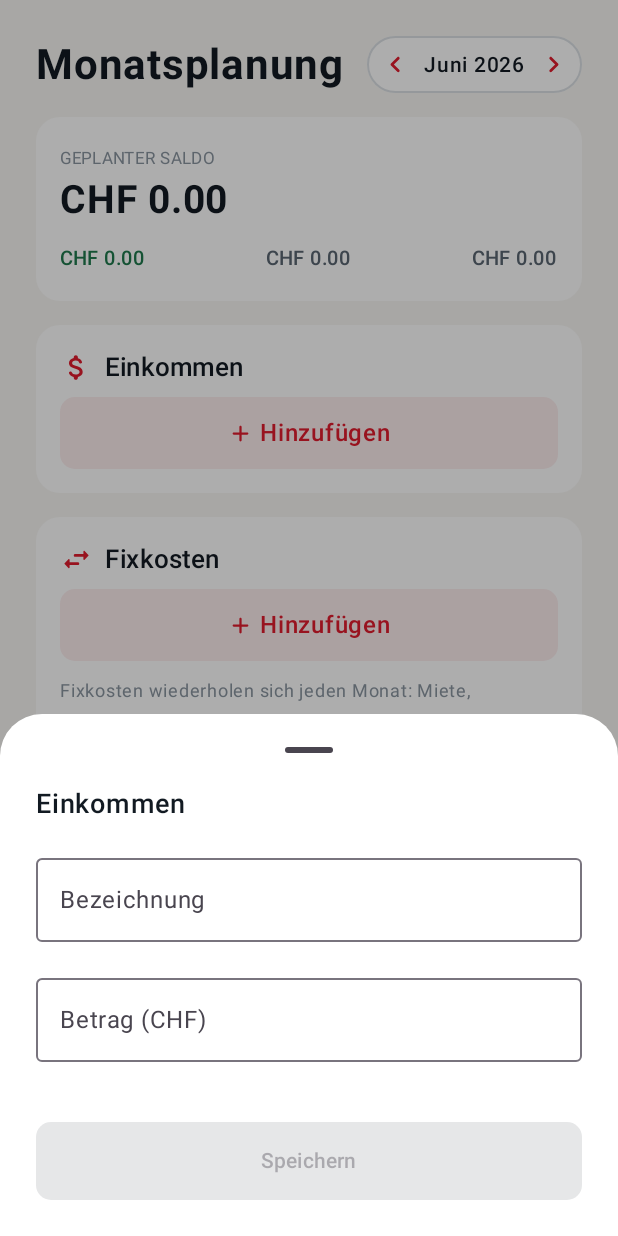
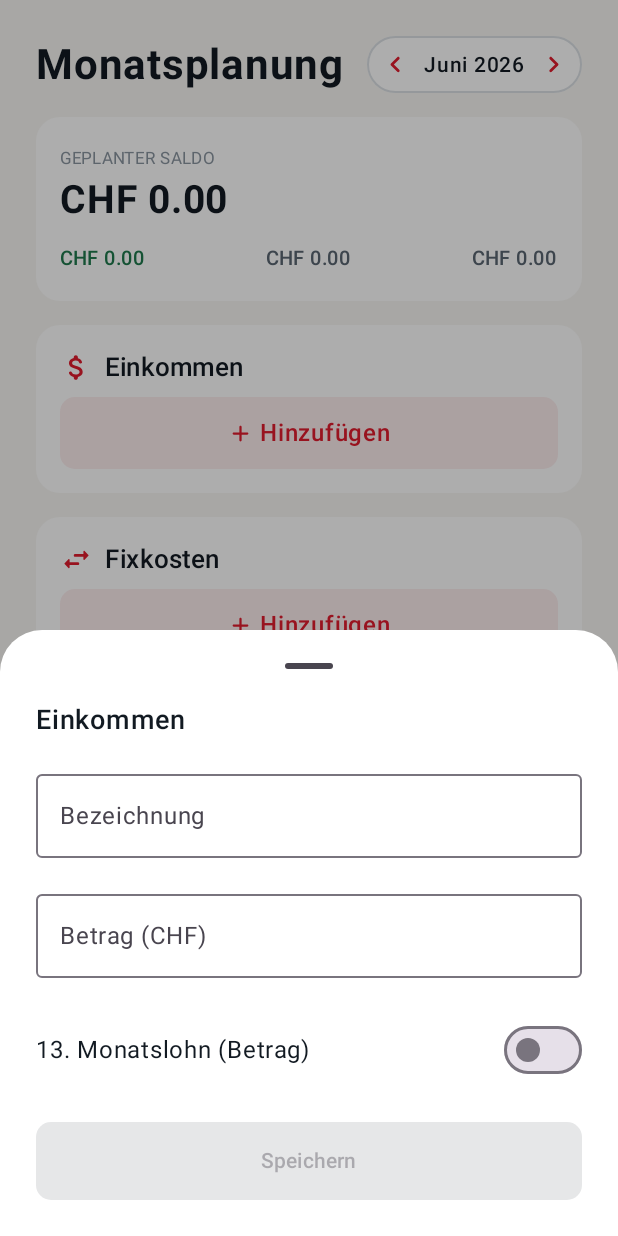
Before and after one commit to mrumy-dev/kontiva, an Android app built with Jetpack Compose: the composable PlanningScreen shown on its own in the app's theme, after a tap on "Hinzufügen", on a phone screen of 412 x 824 dp. Run offline under Robolectric (Android 15) with nearby library versions, the phone set to English and light mode, and no system bars.

Commit message:
kontiva-android: auto-lock enforcement + canton + 13th-salary toggle
- Auto-lock: lock the vault when backgrounded longer than the chosen interval
  (Activity lifecycle observer → ViewModel).
- Canton: 26-canton type + picker in the Einstellungen profile (Household.canton).
- 13th salary: dedicated IncomeSheet with a '13. Monatslohn' toggle + amount
  (shown separately per the iOS default); income rows show '+13. …'.

Co-Authored-By: Claude Opus 4.8 <noreply@anthropic.com>

```diff
--- a/kontiva-android/app/src/main/java/ch/kontiva/android/persistence/AppDataset.kt
+++ b/kontiva-android/app/src/main/java/ch/kontiva/android/persistence/AppDataset.kt
@@ -1,6 +1,7 @@
 package ch.kontiva.android.persistence
 
 import ch.kontiva.android.core.AppSettings
+import ch.kontiva.android.core.Canton
 import ch.kontiva.android.core.DebtItem
 import ch.kontiva.android.core.Income
 import ch.kontiva.android.core.OneOffBill
@@ -22,6 +23,7 @@ data class Household(
     val avatarName: String? = null,
     val adults: Int = 1,
     val children: Int = 0,
+    val canton: Canton? = null,
 )
 
 /**
--- a/kontiva-android/app/src/main/java/ch/kontiva/android/ui/screen/EntrySheet.kt
+++ b/kontiva-android/app/src/main/java/ch/kontiva/android/ui/screen/EntrySheet.kt
@@ -21,6 +21,7 @@ import androidx.compose.material3.ExperimentalMaterial3Api
 import androidx.compose.material3.Icon
 import androidx.compose.material3.ModalBottomSheet
 import androidx.compose.material3.OutlinedTextField
+import androidx.compose.material3.Switch
 import androidx.compose.material3.Text
 import androidx.compose.material3.rememberModalBottomSheetState
 import androidx.compose.runtime.Composable
@@ -127,3 +128,59 @@ fun <C> EntrySheet(
         }
     }
 }
+
+/** Income add/edit sheet: name + amount + optional 13th-salary instalment. */
+@OptIn(ExperimentalMaterial3Api::class)
+@Composable
+fun IncomeSheet(
+    initialName: String = "",
+    initialAmount: String = "",
+    initialThirteenth: String = "",
+    onDismiss: () -> Unit,
+    onSave: (name: String, amount: Money, thirteenth: Money?) -> Unit,
+) {
+    val loc = LocalLocalizer.current
+    val colors = KontivaTheme.colors
+    var name by remember { mutableStateOf(initialName) }
+    var amountText by remember { mutableStateOf(initialAmount) }
+    var hasThirteenth by remember { mutableStateOf(initialThirteenth.isNotBlank()) }
+    var thirteenthText by remember { mutableStateOf(initialThirteenth) }
+
+    val amount = Money.parse(amountText)
+    val canSave = name.isNotBlank() && amount != null && !amount.isZero
+
+    ModalBottomSheet(
+        onDismissRequest = onDismiss,
+        containerColor = colors.cardSurface,
+        sheetState = rememberModalBottomSheetState(skipPartiallyExpanded = true),
+    ) {
+        Column(
+            Modifier.padding(horizontal = KontivaTheme.spaceLg).padding(bottom = KontivaTheme.spaceLg).navigationBarsPadding(),
+            verticalArrangement = Arrangement.spacedBy(KontivaTheme.spaceMd),
+        ) {
+            Text(loc(L10nKey.planningIncome), fontSize = 18.sp, fontWeight = FontWeight.SemiBold, color = colors.textPrimary)
+            OutlinedTextField(name, { name = it }, label = { Text(loc(L10nKey.formName)) }, singleLine = true, modifier = Modifier.fillMaxWidth())
+            OutlinedTextField(
+                amountText, { amountText = it }, label = { Text(loc(L10nKey.formAmount)) }, prefix = { Text("CHF ") },
+                singleLine = true, keyboardOptions = KeyboardOptions(keyboardType = KeyboardType.Decimal), modifier = Modifier.fillMaxWidth(),
+            )
+            Row(Modifier.fillMaxWidth().padding(vertical = KontivaTheme.spaceXs), verticalAlignment = Alignment.CenterVertically) {
+                Text(loc(L10nKey.formThirteenthAmount), color = colors.textPrimary)
+                Spacer(Modifier.weight(1f))
+                Switch(checked = hasThirteenth, onCheckedChange = { hasThirteenth = it })
+            }
+            if (hasThirteenth) {
+                OutlinedTextField(
+                    thirteenthText, { thirteenthText = it }, label = { Text(loc(L10nKey.formThirteenthAmount)) }, prefix = { Text("CHF ") },
+                    singleLine = true, keyboardOptions = KeyboardOptions(keyboardType = KeyboardType.Decimal), modifier = Modifier.fillMaxWidth(),
+                )
+            }
+            Button(
+                onClick = { if (canSave) onSave(name.trim(), amount!!, if (hasThirteenth) Money.parse(thirteenthText) else null) },
+                enabled = canSave, modifier = Modifier.fillMaxWidth().height(52.dp),
+                shape = RoundedCornerShape(KontivaTheme.radiusControl),
+                colors = ButtonDefaults.buttonColors(containerColor = KontivaTheme.accent, contentColor = Color.White),
+            ) { Text(loc(L10nKey.commonSave), fontWeight = FontWeight.SemiBold) }
+        }
+    }
+}
--- a/kontiva-android/app/src/main/java/ch/kontiva/android/ui/screen/PlanningScreen.kt
+++ b/kontiva-android/app/src/main/java/ch/kontiva/android/ui/screen/PlanningScreen.kt
@@ -59,8 +59,9 @@ fun PlanningScreen(vm: KontivaViewModel) {
     var initAmt by remember { mutableStateOf("") }
     var initFixedCat by remember { mutableStateOf<FixedExpenseCategory?>(null) }
     var initVarCat by remember { mutableStateOf<VariableBudgetCategory?>(null) }
+    var init13th by remember { mutableStateOf("") }
 
-    fun startAdd(k: Sheet) { editId = null; initName = ""; initAmt = ""; initFixedCat = null; initVarCat = null; sheet = k }
+    fun startAdd(k: Sheet) { editId = null; initName = ""; initAmt = ""; initFixedCat = null; initVarCat = null; init13th = ""; sheet = k }
 
     LazyColumn(
         modifier = Modifier.fillMaxSize(),
@@ -93,8 +94,8 @@ fun PlanningScreen(vm: KontivaViewModel) {
             ) {
                 d.incomes.forEach { e ->
                     EntryRow(
-                        Icons.Rounded.AttachMoney, e.label, null, e.monthlyNet.formattedCHF(),
-                        onClick = { editId = e.id; initName = e.label; initAmt = e.monthlyNet.formattedCHF(false); sheet = Sheet.INCOME },
+                        Icons.Rounded.AttachMoney, e.label, e.thirteenthAmount?.let { "+13. ${it.formattedCHF()}" }, e.monthlyNet.formattedCHF(),
+                        onClick = { editId = e.id; initName = e.label; initAmt = e.monthlyNet.formattedCHF(false); init13th = e.thirteenthAmount?.formattedCHF(false) ?: ""; sheet = Sheet.INCOME },
                         onDelete = { vm.deleteIncome(e.id) },
                     )
                 }
@@ -139,14 +140,11 @@ fun PlanningScreen(vm: KontivaViewModel) {
     }
 
     when (sheet) {
-        Sheet.INCOME -> EntrySheet<Unit>(
-            title = loc(L10nKey.planningIncome),
-            categories = null,
-            categoryLabel = { "" },
-            initialName = initName, initialAmount = initAmt,
+        Sheet.INCOME -> IncomeSheet(
+            initialName = initName, initialAmount = initAmt, initialThirteenth = init13th,
             onDismiss = { sheet = null },
-            onSave = { name, amount, _ ->
-                editId?.let { vm.updateIncome(it, name, amount) } ?: vm.addIncome(name, amount); sheet = null
+            onSave = { name, amount, thirteenth ->
+                editId?.let { vm.updateIncome(it, name, amount, thirteenth) } ?: vm.addIncome(name, amount, thirteenth); sheet = null
             },
         )
         Sheet.FIXED -> EntrySheet(
```
Also changed, not shown: kontiva-android/app/src/main/java/ch/kontiva/android/MainActivity.kt (+12 -0 lines), kontiva-android/app/src/main/java/ch/kontiva/android/core/Canton.kt (added, +40 -0 lines), kontiva-android/app/src/main/java/ch/kontiva/android/ui/KontivaViewModel.kt (+25 -4 lines), kontiva-android/app/src/main/java/ch/kontiva/android/ui/screen/SettingsScreen.kt (+15 -2 lines).
